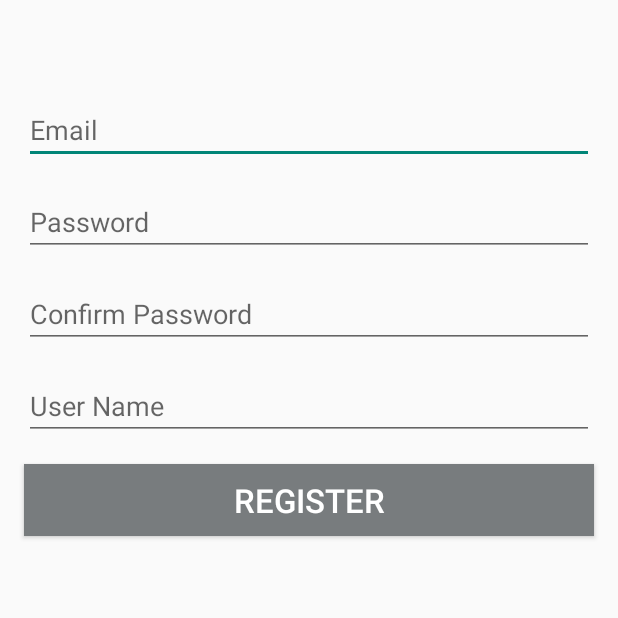
After one commit to talhinski/wordleApp, an Android app: the RegisterActivity screen opened directly, with no data from a screen before it, on a phone screen of 412 x 824 dp, the top half of it. The commit adds this screen. Run offline under Robolectric (Android 15) with nearby library versions, the phone set to English and light mode, and no system bars; our stand-ins replace Firebase (no records; nobody signed in at launch, a user with empty details on screens opened directly), data binding.

Commit message:
Add login and registration functionality with corresponding UI layouts

```diff
--- /dev/null
+++ b/app/src/main/java/com/hinski/wordelapplication/RegisterActivity.java
@@ -0,0 +1,24 @@
+package com.hinski.wordelapplication;
+
+import android.os.Bundle;
+import androidx.appcompat.app.AppCompatActivity;
+import androidx.lifecycle.ViewModelProvider;
+import com.hinski.wordelapplication.databinding.ActivityRegisterBinding;
+import com.hinski.wordelapplication.viewmodel.RegisterViewModel;
+
+public class RegisterActivity extends AppCompatActivity {
+
+    private ActivityRegisterBinding binding;
+    private RegisterViewModel viewModel;
+
+    @Override
+    protected void onCreate(Bundle savedInstanceState) {
+        super.onCreate(savedInstanceState);
+        binding = ActivityRegisterBinding.inflate(getLayoutInflater());
+        setContentView(binding.getRoot());
+
+        viewModel = new ViewModelProvider(this).get(RegisterViewModel.class);
+        binding.setViewModel(viewModel);
+        binding.setLifecycleOwner(this);
+    }
+}
--- /dev/null
+++ b/app/src/main/res/layout/activity_register.xml
@@ -0,0 +1,110 @@
+<?xml version="1.0" encoding="utf-8"?>
+<layout xmlns:android="http://schemas.android.com/apk/res/android"
+    xmlns:app="http://schemas.android.com/apk/res-auto"
+    xmlns:tools="http://schemas.android.com/tools">
+
+    <data>
+        <variable
+            name="viewModel"
+            type="com.hinski.wordelapplication.viewmodel.RegisterViewModel" />
+    </data>
+
+
+    <androidx.constraintlayout.widget.ConstraintLayout
+        android:layout_width="match_parent"
+        android:layout_height="match_parent"
+        android:paddingTop="48dp"
+        tools:context=".RegisterActivity">
+
+        <EditText
+            android:id="@+id/editTextEmail"
+            android:layout_width="0dp"
+            android:layout_height="wrap_content"
+            android:layout_margin="16dp"
+            android:hint="Email"
+            android:text="@={viewModel.email}"
+            android:inputType="textEmailAddress"
+            app:layout_constraintEnd_toEndOf="parent"
+            app:layout_constraintStart_toStartOf="parent"
+            app:layout_constraintTop_toTopOf="parent" />
+        <TextView
+            android:layout_width="0dp"
+            android:layout_height="wrap_content"
+            android:text="@{viewModel.emailError}"
+            android:textColor="@android:color/holo_red_dark"
+            app:layout_constraintEnd_toEndOf="parent"
+            app:layout_constraintStart_toStartOf="parent"
+            app:layout_constraintTop_toBottomOf="@id/editTextEmail" />
+
+        <EditText
+            android:id="@+id/editTextPassword"
+            android:layout_width="0dp"
+            android:layout_height="wrap_content"
+            android:layout_margin="16dp"
+            android:hint="Password"
+            android:text="@={viewModel.password}"
+            android:inputType="textPassword"
+            app:layout_constraintEnd_toEndOf="parent"
+            app:layout_constraintStart_toStartOf="parent"
+            app:layout_constraintTop_toBottomOf="@id/editTextEmail" />
+        <TextView
+            android:layout_width="0dp"
+            android:layout_height="wrap_content"
+            android:text="@{viewModel.passwordError}"
+            android:textColor="@android:color/holo_red_dark"
+            app:layout_constraintEnd_toEndOf="parent"
+            app:layout_constraintStart_toStartOf="parent"
+            app:layout_constraintTop_toBottomOf="@id/editTextPassword" />
+
+        <EditText
+            android:id="@+id/editTextConfirmPassword"
+            android:layout_width="0dp"
+            android:layout_height="wrap_content"
+            android:layout_margin="16dp"
+            android:hint="Confirm Password"
+            android:text="@={viewModel.confirmPassword}"
+            android:inputType="textPassword"
+            app:layout_constraintEnd_toEndOf="parent"
+            app:layout_constraintStart_toStartOf="parent"
+            app:layout_constraintTop_toBottomOf="@id/editTextPassword" />
+        <TextView
+            android:layout_width="0dp"
+            android:layout_height="wrap_content"
+            android:text="@{viewModel.confirmPasswordError}"
+            android:textColor="@android:color/holo_red_dark"
+            app:layout_constraintEnd_toEndOf="parent"
+            app:layout_constraintStart_toStartOf="parent"
+            app:layout_constraintTop_toBottomOf="@id/editTextConfirmPassword" />
+
+        <EditText
+            android:id="@+id/userName"
+            android:layout_width="0dp"
+            android:layout_height="wrap_content"
+            android:layout_margin="16dp"
+            android:hint="User Name"
+            android:text="@={viewModel.userName}"
+            android:inputType="text"
+            app:layout_constraintEnd_toEndOf="parent"
+            app:layout_constraintStart_toStartOf="parent"
+            app:layout_constraintTop_toBottomOf="@id/editTextConfirmPassword" />
+        <TextView
+            android:layout_width="0dp"
+            android:layout_height="wrap_content"
+            android:text="@{viewModel.userNameError}"
+            android:textColor="@android:color/holo_red_dark"
+            app:layout_constraintEnd_toEndOf="parent"
+            app:layout_constraintStart_toStartOf="parent"
+            app:layout_constraintTop_toBottomOf="@id/userName" />
+
+        <Button
+            android:id="@+id/buttonRegister"
+            android:layout_width="0dp"
+            android:layout_height="wrap_content"
+            android:onClick="@{() -> viewModel.register()}"
+            android:layout_margin="16dp"
+            android:text="Register"
+            app:layout_constraintEnd_toEndOf="parent"
+            app:layout_constraintStart_toStartOf="parent"
+            app:layout_constraintTop_toBottomOf="@id/userName" />
+    </androidx.constraintlayout.widget.ConstraintLayout>
+</layout>
--- a/build.gradle
+++ b/build.gradle
@@ -1,4 +1,5 @@
 // Top-level build file where you can add configuration options common to all sub-projects/modules.
 plugins {
-alias(libs.plugins.android.application) apply false
+    alias(libs.plugins.android.application) apply false
+    id 'com.google.gms.google-services' version '4.4.2' apply false
 }
--- a/gradle/libs.versions.toml
+++ b/gradle/libs.versions.toml
@@ -1,5 +1,5 @@
 [versions]
-agp = "8.8.1"
+agp = "8.8.2"
 junit = "4.13.2"
 junitVersion = "1.1.5"
 espressoCore = "3.5.1"
@@ -8,6 +8,7 @@ material = "1.10.0"
 activity = "1.8.0"
 constraintlayout = "2.1.4"
 databindingRuntime = "8.8.0"
+firebaseAuth = "23.2.0"
 
 [libraries]
 junit = { group = "junit", name = "junit", version.ref = "junit" }
@@ -18,6 +19,7 @@ material = { group = "com.google.android.material", name = "material", version.r
 activity = { group = "androidx.activity", name = "activity", version.ref = "activity" }
 constraintlayout = { group = "androidx.constraintlayout", name = "constraintlayout", version.ref = "constraintlayout" }
 databinding-runtime = { group = "androidx.databinding", name = "databinding-runtime", version.ref = "databindingRuntime" }
+firebase-auth = { group = "com.google.firebase", name = "firebase-auth", version.ref = "firebaseAuth" }
 
 [plugins]
 android-application = { id = "com.android.application", version.ref = "agp" }
```
Also changed, not shown: app/build.gradle (+10 -0 lines), app/src/main/AndroidManifest.xml (+12 -3 lines), app/src/main/java/com/hinski/wordelapplication/GameActivity.java (+10 -0 lines), app/src/main/java/com/hinski/wordelapplication/LoginActivity.java (added, +32 -0 lines), app/src/main/java/com/hinski/wordelapplication/MainScreenActivity.java (+11 -0 lines), app/src/main/java/com/hinski/wordelapplication/viewmodel/LoginViewModel.java (added, +59 -0 lines), app/src/main/java/com/hinski/wordelapplication/viewmodel/RegisterViewModel.java (added, +121 -0 lines), app/src/main/res/layout/activity_game.xml (deleted, +0 -48 lines), app/src/main/res/layout/activity_login.xml (added, +63 -0 lines), app/src/main/res/layout/activity_main_screen.xml (+16 -0 lines), app/src/main/res/layout/game_activity.xml (+10 -0 lines).
